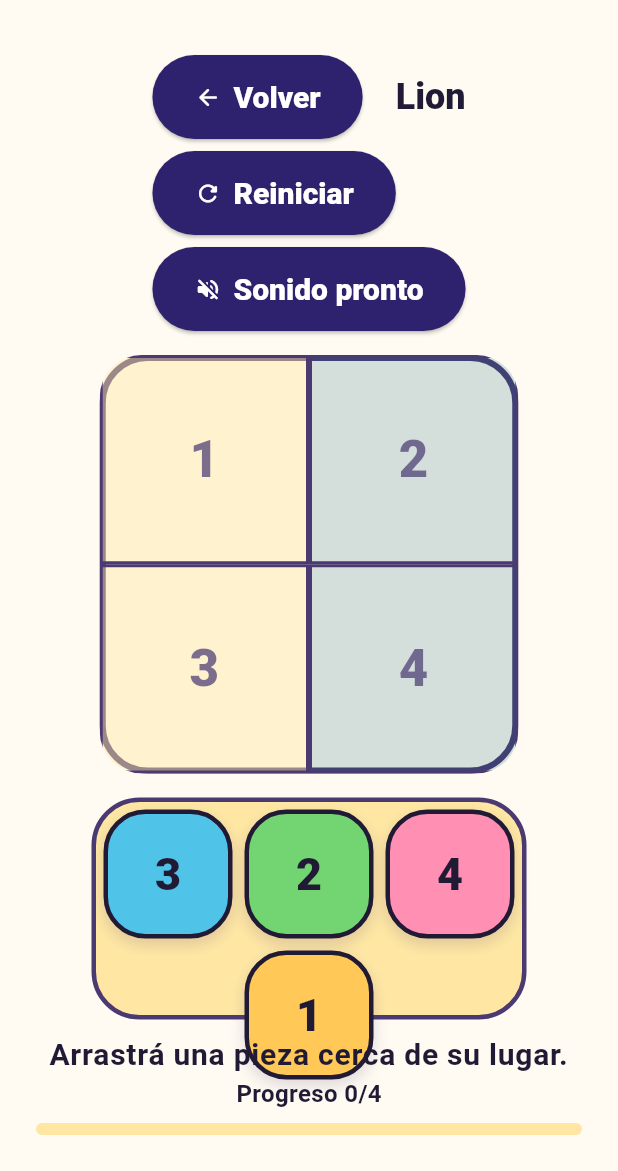
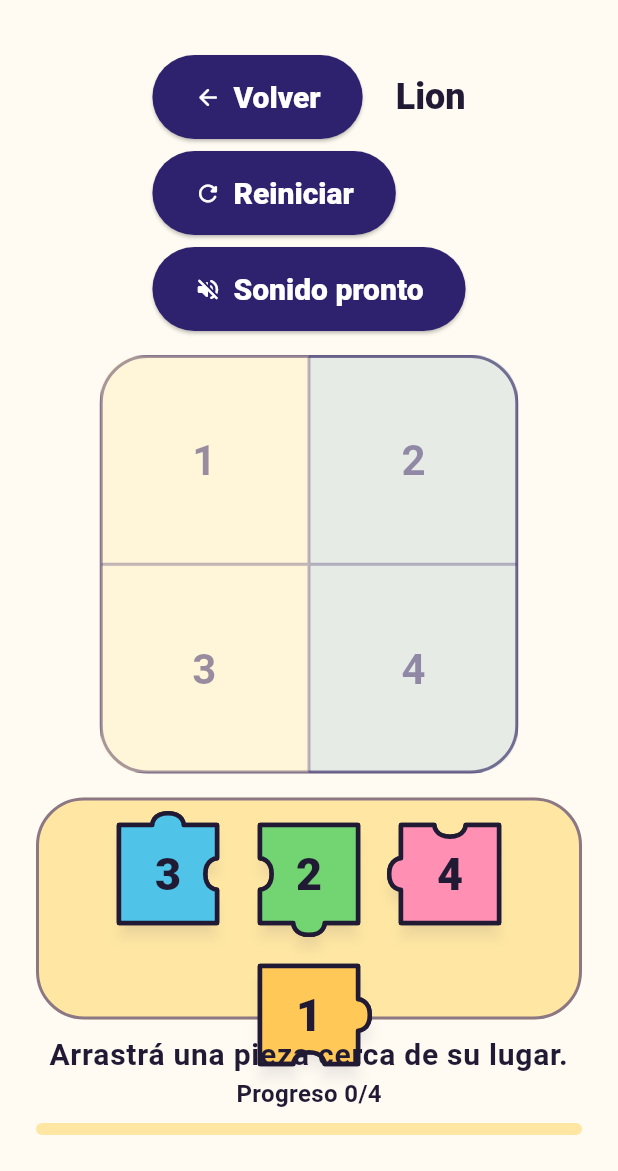
Before and after one commit to jorgehara/game_test, a Flutter app: the PuzzleGameScreen screen opened by its route, after a tap on "Omitir", on a phone screen of 412 x 824 dp, the part 65-1236 px from its top. Run offline on Flutter 3.47's test engine with Material 3 defaults, Android fonts, the phone set to English and light mode, and no system bars; our stand-ins replace shared_preferences; accounts and stored records are empty.

Commit message:
feat: polish puzzle piece visuals

```diff
--- a/lib/models/grid_spec.dart
+++ b/lib/models/grid_spec.dart
@@ -9,7 +9,9 @@ class GridSpec {
   int get pieceCount => rows * columns;
 
   bool get isSupportedForGeneration {
-    return (rows == 2 && columns == 2) || (rows == 3 && columns == 3);
+    return (rows == 1 && columns == 1) ||
+        (rows == 2 && columns == 2) ||
+        (rows == 3 && columns == 3);
   }
 
   static int _validatePositive(int value, String name) {
--- a/lib/models/puzzle_piece.dart
+++ b/lib/models/puzzle_piece.dart
@@ -1,11 +1,63 @@
 import 'grid_position.dart';
 import 'normalized_rect.dart';
+
+enum PuzzlePieceEdge { flat, tab, blank }
+
+extension PuzzlePieceEdgeComplement on PuzzlePieceEdge {
+  PuzzlePieceEdge get complement {
+    return switch (this) {
+      PuzzlePieceEdge.flat => PuzzlePieceEdge.flat,
+      PuzzlePieceEdge.tab => PuzzlePieceEdge.blank,
+      PuzzlePieceEdge.blank => PuzzlePieceEdge.tab,
+    };
+  }
+}
+
+class PuzzlePieceEdges {
+  const PuzzlePieceEdges({
+    required this.top,
+    required this.right,
+    required this.bottom,
+    required this.left,
+  });
+
+  static const allFlat = PuzzlePieceEdges(
+    top: PuzzlePieceEdge.flat,
+    right: PuzzlePieceEdge.flat,
+    bottom: PuzzlePieceEdge.flat,
+    left: PuzzlePieceEdge.flat,
+  );
+
+  final PuzzlePieceEdge top;
+  final PuzzlePieceEdge right;
+  final PuzzlePieceEdge bottom;
+  final PuzzlePieceEdge left;
+
+  @override
+  bool operator ==(Object other) {
+    return identical(this, other) ||
+        other is PuzzlePieceEdges &&
+            other.top == top &&
+            other.right == right &&
+            other.bottom == bottom &&
+            other.left == left;
+  }
+
+  @override
+  int get hashCode => Object.hash(top, right, bottom, left);
+
+  @override
+  String toString() {
+    return 'PuzzlePieceEdges(top: $top, right: $right, bottom: $bottom, left: $left)';
+  }
+}
 
 class PuzzlePiece {
   PuzzlePiece({
     required String id,
     required this.correctPosition,
     GridPosition? currentPosition,
+    this.edges = PuzzlePieceEdges.allFlat,
     required this.crop,
   }) : id = _validateNotEmpty(id, 'id'),
        currentPosition = currentPosition ?? correctPosition {
@@ -21,6 +73,7 @@ class PuzzlePiece {
   final String id;
   final GridPosition correctPosition;
   final GridPosition currentPosition;
+  final PuzzlePieceEdges edges;
   final NormalizedRect crop;
 
   int get correctIndex => correctPosition.index;
@@ -58,14 +111,17 @@ class PuzzlePiece {
             other.id == id &&
             other.correctPosition == correctPosition &&
             other.currentPosition == currentPosition &&
+            other.edges == edges &&
             other.crop == crop;
   }
 
   @override
-  int get hashCode => Object.hash(id, correctPosition, currentPosition, crop);
+  int get hashCode {
+    return Object.hash(id, correctPosition, currentPosition, edges, crop);
+  }
 
   @override
   String toString() {
-    return 'PuzzlePiece(id: $id, correctPosition: $correctPosition, currentPosition: $currentPosition, crop: $crop)';
+    return 'PuzzlePiece(id: $id, correctPosition: $correctPosition, currentPosition: $currentPosition, edges: $edges, crop: $crop)';
   }
 }
--- a/lib/screens/puzzle_game_screen.dart
+++ b/lib/screens/puzzle_game_screen.dart
@@ -96,6 +96,9 @@ class _ReadyGame extends StatefulWidget {
 class _ReadyGameState extends State<_ReadyGame> {
   static const _snapThreshold = 0.10;
   static const _returnDuration = Duration(milliseconds: 300);
+  static const _wideTrayWidth = 280.0;
+  static const _completedTrayHeight = 104.0;
+  static const _narrowTrayHeight = 148.0;
 
   final _stackKey = GlobalKey();
   final _boardKey = GlobalKey();
@@ -167,7 +170,9 @@ class _ReadyGameState extends State<_ReadyGame> {
                     placedPositions: provider.placedPositions,
                     pieceImageSource: pieceImageSource,
                   );
-                  final tray = _PuzzleTray(
+                  final tray = provider.isCompleted
+                      ? const _CompletedPuzzleTray()
+                      : _PuzzleTray(
                           provider: provider,
                           pieceImageSource: pieceImageSource,
                           draggingPieceId: _drag?.piece.id,
@@ -183,19 +188,39 @@ class _ReadyGameState extends State<_ReadyGame> {
                       SizedBox(height: spacing.md),
                       Expanded(
                         child: isWide
-                            ? Row(
-                                crossAxisAlignment: CrossAxisAlignment.stretch,
+                            ? provider.isCompleted
+                                  ? Column(
+                                      children: [
+                                        Expanded(child: board),
+                                        SizedBox(height: spacing.md),
+                                        SizedBox(
+                                          width: double.infinity,
+                                          height: _completedTrayHeight,
+                                          child: tray,
+                                        ),
+                                      ],
+                                    )
+                                  : Row(
+                                      crossAxisAlignment:
+                                          CrossAxisAlignment.stretch,
                                       children: [
                                         Expanded(flex: 3, child: board),
                                         SizedBox(width: spacing.lg),
-                                  SizedBox(width: 280, child: tray),
+                                        SizedBox(
+                                          width: _wideTrayWidth,
+                                          child: tray,
+                                        ),
                                       ],
                                     )
                             : Column(
                                 children: [
                                   Expanded(child: board),
                                   SizedBox(height: spacing.md),
-                                  SizedBox(height: 148, child: tray),
+                                  SizedBox(
+                                    width: double.infinity,
+                                    height: _narrowTrayHeight,
+                                    child: tray,
+                                  ),
                                 ],
                               ),
                       ),
@@ -576,11 +601,15 @@ class _PuzzleTray extends StatelessWidget {
     final spacing = context.pkSpacing;
     return Semantics(
       label: 'Bandeja de piezas',
+      child: SizedBox.expand(
         child: DecoratedBox(
           key: const Key('puzzle-tray'),
           decoration: BoxDecoration(
             color: colors.surfaceAlt,
-          border: Border.all(color: colors.outline, width: 3),
+            border: Border.all(
+              color: colors.outline.withValues(alpha: 0.64),
+              width: 2,
+            ),
             borderRadius: BorderRadius.circular(context.pkRadius.card),
           ),
           child: Padding(
@@ -610,6 +639,44 @@ class _PuzzleTray extends StatelessWidget {
                     },
                   ),
               ],
+            ),
+          ),
+        ),
+      ),
+    );
+  }
+}
+
+class _CompletedPuzzleTray extends StatelessWidget {
+  const _CompletedPuzzleTray();
+
+  @override
+  Widget build(BuildContext context) {
+    final colors = context.pkColors;
+    final spacing = context.pkSpacing;
+
+    return Semantics(
+      label: 'Bandeja completa sin piezas pendientes',
+      child: SizedBox.expand(
+        key: const Key('puzzle-tray-complete'),
+        child: DecoratedBox(
+          decoration: BoxDecoration(
+            color: colors.surfaceAlt.withValues(alpha: 0.72),
+            border: Border.all(
+              color: colors.outline.withValues(alpha: 0.32),
+              width: 2,
+            ),
+            borderRadius: BorderRadius.circular(context.pkRadius.card),
+          ),
+          child: Padding(
+            padding: EdgeInsets.all(spacing.md),
+            child: Center(
+              child: Text(
+                'Todas las piezas están en el tablero',
+                style: Theme.of(context).textTheme.bodyLarge,
+                textAlign: TextAlign.center,
+              ),
+            ),
           ),
         ),
       ),
--- a/lib/services/puzzle_piece_generator.dart
+++ b/lib/services/puzzle_piece_generator.dart
@@ -12,7 +12,7 @@ class PuzzlePieceGenerator {
       throw ArgumentError.value(
         grid,
         'puzzle.grid',
-        'Only 2x2 and 3x3 grids are supported for MVP generation',
+        'Only 1x1, 2x2 and 3x3 grids are supported for MVP generation',
       );
     }
 
@@ -24,6 +24,12 @@ class PuzzlePieceGenerator {
           PuzzlePiece(
             id: '${puzzle.id}_${row}_$column',
             correctPosition: position,
+            edges: _edgesFor(
+              row: row,
+              column: column,
+              rows: grid.rows,
+              columns: grid.columns,
+            ),
             crop: NormalizedRect(
               left: column / grid.columns,
               top: row / grid.rows,
@@ -38,4 +44,36 @@ class PuzzlePieceGenerator {
     PuzzlePiece.validateList(pieces);
     return List.unmodifiable(pieces);
   }
+
+  static PuzzlePieceEdges _edgesFor({
+    required int row,
+    required int column,
+    required int rows,
+    required int columns,
+  }) {
+    if (rows == 1 && columns == 1) {
+      return PuzzlePieceEdges.allFlat;
+    }
+
+    return PuzzlePieceEdges(
+      top: row == 0
+          ? PuzzlePieceEdge.flat
+          : _innerEdge(row - 1, column, 1).complement,
+      right: column == columns - 1
+          ? PuzzlePieceEdge.flat
+          : _innerEdge(row, column, 0),
+      bottom: row == rows - 1
+          ? PuzzlePieceEdge.flat
+          : _innerEdge(row, column, 1),
+      left: column == 0
+          ? PuzzlePieceEdge.flat
+          : _innerEdge(row, column - 1, 0).complement,
+    );
+  }
+
+  static PuzzlePieceEdge _innerEdge(int row, int column, int axis) {
+    return (row + column + axis).isEven
+        ? PuzzlePieceEdge.tab
+        : PuzzlePieceEdge.blank;
+  }
 }
--- a/lib/widgets/puzzle_board.dart
+++ b/lib/widgets/puzzle_board.dart
@@ -5,6 +5,13 @@ import '../models/puzzle.dart';
 import '../models/puzzle_piece.dart';
 import '../theme/pk_tokens.dart';
 import 'puzzle_piece_tile.dart';
+
+abstract final class PuzzleBoardSurfaceTokens {
+  static const boardBorderWidth = 2.0;
+  static const slotDividerWidth = 1.0;
+  static const placedPieceInset = 4.0;
+  static const slotNumberFontSize = 28.0;
+}
 
 class PuzzleBoard extends StatelessWidget {
   const PuzzleBoard({
@@ -54,13 +61,19 @@ class PuzzleBoard extends StatelessWidget {
               child: SizedBox.expand(
                 key: const Key('puzzle-board'),
                 child: DecoratedBox(
+                  key: const Key('puzzle-board-surface'),
                   decoration: BoxDecoration(
                     color: colors.surface,
-                    border: Border.all(color: colors.outline, width: 4),
+                    border: Border.all(
+                      color: colors.outline.withValues(alpha: 0.72),
+                      width: PuzzleBoardSurfaceTokens.boardBorderWidth,
+                    ),
                     borderRadius: BorderRadius.circular(radius.board),
                   ),
                   child: ClipRRect(
-                    borderRadius: BorderRadius.circular(radius.board - 4),
+                    borderRadius: BorderRadius.circular(
+                      radius.board - PuzzleBoardSurfaceTokens.boardBorderWidth,
+                    ),
                     child: Stack(
                       children: [
                         for (var row = 0; row < grid.rows; row += 1)
@@ -83,10 +96,17 @@ class PuzzleBoard extends StatelessWidget {
                             Positioned(
                               key: Key('puzzle-placed-piece-${piece.id}'),
                               left:
-                                  piece.correctPosition.column * cellWidth + 6,
-                              top: piece.correctPosition.row * cellHeight + 6,
-                              width: cellWidth - 12,
-                              height: cellHeight - 12,
+                                  piece.correctPosition.column * cellWidth +
+                                  PuzzleBoardSurfaceTokens.placedPieceInset,
+                              top:
+                                  piece.correctPosition.row * cellHeight +
+                                  PuzzleBoardSurfaceTokens.placedPieceInset,
+                              width:
+                                  cellWidth -
+                                  PuzzleBoardSurfaceTokens.placedPieceInset * 2,
+                              height:
+                                  cellHeight -
+                                  PuzzleBoardSurfaceTokens.placedPieceInset * 2,
                               child: PuzzlePieceTile(
                                 piece: piece,
                                 totalPieces: pieces.length,
@@ -135,22 +155,26 @@ class _Slot extends StatelessWidget {
       width: width,
       height: height,
       child: Semantics(
+        container: true,
         label: 'Espacio ${index + 1}',
         child: Container(
           key: Key('puzzle-slot-$index'),
           alignment: Alignment.center,
           decoration: BoxDecoration(
             color: index.isEven
-                ? colors.surfaceAlt.withValues(alpha: 0.45)
-                : colors.secondary.withValues(alpha: 0.18),
-            border: Border.all(color: colors.outline, width: 2),
+                ? colors.surfaceAlt.withValues(alpha: 0.32)
+                : colors.secondary.withValues(alpha: 0.10),
+            border: Border.all(
+              color: colors.outline.withValues(alpha: 0.36),
+              width: PuzzleBoardSurfaceTokens.slotDividerWidth,
+            ),
           ),
           child: Text(
             '${index + 1}',
             style: TextStyle(
-              color: colors.outline.withValues(alpha: 0.72),
-              fontSize: 34,
-              fontWeight: FontWeight.w900,
+              color: colors.outline.withValues(alpha: 0.56),
+              fontSize: PuzzleBoardSurfaceTokens.slotNumberFontSize,
+              fontWeight: FontWeight.w700,
             ),
           ),
         ),
--- /dev/null
+++ b/lib/widgets/puzzle_piece_shape.dart
@@ -0,0 +1,216 @@
+import 'package:flutter/material.dart';
+
+import '../models/puzzle_piece.dart';
+
+@immutable
+class PuzzlePieceShape {
+  const PuzzlePieceShape(this.edges);
+
+  final PuzzlePieceEdges edges;
+
+  static const _cornerRadiusFactor = 0.10;
+  static const _safeInsetFactor = 0.12;
+  static const _tabStart = 0.34;
+  static const _tabEnd = 0.66;
+  static const _tabMid = 0.50;
+
+  Path pathFor(Size size) {
+    final rect = Offset.zero & size;
+    if (rect.isEmpty) return Path();
+
+    if (edges == PuzzlePieceEdges.allFlat) {
+      final radius = Radius.circular(size.shortestSide * _cornerRadiusFactor);
+      return Path()..addRRect(RRect.fromRectAndRadius(rect, radius));
+    }
+
+    final inset = size.shortestSide * _safeInsetFactor;
+    final left = inset;
+    final top = inset;
+    final right = size.width - inset;
+    final bottom = size.height - inset;
+
+    return Path()
+      ..moveTo(left, top)
+      .._addHorizontalEdge(
+        start: Offset(left, top),
+        end: Offset(right, top),
+        edge: edges.top,
+        outward: -1,
+        minOutward: 0,
+        maxInward: bottom,
+      )
+      .._addVerticalEdge(
+        start: Offset(right, top),
+        end: Offset(right, bottom),
+        edge: edges.right,
+        outward: 1,
+        minOutward: size.width,
+        maxInward: left,
+      )
+      .._addHorizontalEdge(
+        start: Offset(right, bottom),
+        end: Offset(left, bottom),
+        edge: edges.bottom,
+        outward: 1,
+        minOutward: size.height,
+        maxInward: top,
+      )
+      .._addVerticalEdge(
+        start: Offset(left, bottom),
+        end: Offset(left, top),
+        edge: edges.left,
+        outward: -1,
+        minOutward: 0,
+        maxInward: right,
+      )
+      ..close();
+  }
+}
+
+class PuzzlePieceShapeClipper extends CustomClipper<Path> {
+  const PuzzlePieceShapeClipper({required this.edges});
+
+  final PuzzlePieceEdges edges;
+
+  @override
+  Path getClip(Size size) => PuzzlePieceShape(edges).pathFor(size);
+
+  @override
+  bool shouldReclip(PuzzlePieceShapeClipper oldClipper) {
+    return oldClipper.edges != edges;
+  }
+}
+
+class PuzzlePieceShapePainter extends CustomPainter {
+  const PuzzlePieceShapePainter({
+    required this.edges,
+    required this.fillColor,
+    required this.borderColor,
+    this.borderWidth = 2,
+    this.shadowColor = Colors.transparent,
+    this.shadowBlurRadius = 0,
+    this.shadowOffset = Offset.zero,
+    this.paintFill = true,
+    this.paintBorder = true,
+  });
+
+  final PuzzlePieceEdges edges;
+  final Color fillColor;
+  final Color borderColor;
+  final double borderWidth;
+  final Color shadowColor;
+  final double shadowBlurRadius;
+  final Offset shadowOffset;
+  final bool paintFill;
+  final bool paintBorder;
+
+  @override
+  void paint(Canvas canvas, Size size) {
+    final path = PuzzlePieceShape(edges).pathFor(size);
+    if (path.getBounds().isEmpty) return;
+
+    if (shadowColor.a > 0 && shadowBlurRadius > 0) {
+      canvas.drawShadow(
+        path.shift(shadowOffset),
+        shadowColor,
+        shadowBlurRadius,
+        true,
+      );
+    }
+
+    if (paintFill) {
+      canvas.drawPath(path, Paint()..color = fillColor);
+    }
+
+    if (paintBorder && borderWidth > 0) {
+      canvas.drawPath(
+        path,
+        Paint()
+          ..color = borderColor
+          ..style = PaintingStyle.stroke
+          ..strokeWidth = borderWidth
+          ..strokeJoin = StrokeJoin.round
+          ..strokeCap = StrokeCap.round,
+      );
+    }
+  }
+
+  @override
+  bool shouldRepaint(PuzzlePieceShapePainter oldDelegate) {
+    return oldDelegate.edges != edges ||
+        oldDelegate.fillColor != fillColor ||
+        oldDelegate.borderColor != borderColor ||
+        oldDelegate.borderWidth != borderWidth ||
+        oldDelegate.shadowColor != shadowColor ||
+        oldDelegate.shadowBlurRadius != shadowBlurRadius ||
+        oldDelegate.shadowOffset != shadowOffset ||
+        oldDelegate.paintFill != paintFill ||
+        oldDelegate.paintBorder != paintBorder;
+  }
+}
+
+extension on Path {
+  void _addHorizontalEdge({
+    required Offset start,
+    required Offset end,
+    required PuzzlePieceEdge edge,
+    required double outward,
+    required double minOutward,
+    required double maxInward,
+  }) {
+    final length = end.dx - start.dx;
+    final y = start.dy;
+    if (edge == PuzzlePieceEdge.flat) {
+      lineTo(end.dx, end.dy);
+      return;
+    }
+
+    final depth = length.abs() * PuzzlePieceShape._safeInsetFactor;
+    final x1 = start.dx + length * PuzzlePieceShape._tabStart;
+    final xm = start.dx + length * PuzzlePieceShape._tabMid;
+    final x2 = start.dx + length * PuzzlePieceShape._tabEnd;
+    final targetY = edge == PuzzlePieceEdge.tab
+        ? _clampAxis(y + depth * outward, minOutward, maxInward)
+        : _clampAxis(y - depth * outward, minOutward, maxInward);
+
+    lineTo(x1, y);
+    cubicTo(x1, y, x1, targetY, xm, targetY);
+    cubicTo(x2, targetY, x2, y, x2, y);
+    lineTo(end.dx, end.dy);
+  }
+
+  void _addVerticalEdge({
+    required Offset start,
+    required Offset end,
+    required PuzzlePieceEdge edge,
+    required double outward,
+    required double minOutward,
+    required double maxInward,
+  }) {
+    final length = end.dy - start.dy;
+    final x = start.dx;
+    if (edge == PuzzlePieceEdge.flat) {
+      lineTo(end.dx, end.dy);
+      return;
+    }
+
+    final depth = length.abs() * PuzzlePieceShape._safeInsetFactor;
+    final y1 = start.dy + length * PuzzlePieceShape._tabStart;
+    final ym = start.dy + length * PuzzlePieceShape._tabMid;
+    final y2 = start.dy + length * PuzzlePieceShape._tabEnd;
+    final targetX = edge == PuzzlePieceEdge.tab
+        ? _clampAxis(x + depth * outward, minOutward, maxInward)
+        : _clampAxis(x - depth * outward, minOutward, maxInward);
+
+    lineTo(x, y1);
+    cubicTo(x, y1, targetX, y1, targetX, ym);
+    cubicTo(targetX, y2, x, y2, x, y2);
+    lineTo(end.dx, end.dy);
+  }
+
+  double _clampAxis(double value, double a, double b) {
+    final min = a < b ? a : b;
+    final max = a < b ? b : a;
+    return value.clamp(min, max).toDouble();
+  }
+}
--- a/lib/widgets/puzzle_piece_tile.dart
+++ b/lib/widgets/puzzle_piece_tile.dart
@@ -2,6 +2,7 @@ import 'package:flutter/material.dart';
 
 import '../models/puzzle_piece.dart';
 import '../theme/pk_tokens.dart';
+import 'puzzle_piece_shape.dart';
 
 class PuzzlePieceImageSource {
   const PuzzlePieceImageSource({
@@ -46,43 +47,56 @@ class PuzzlePieceTile extends StatelessWidget {
   Widget build(BuildContext context) {
     final number = piece.correctIndex + 1;
     final colors = context.pkColors;
-    final radius = BorderRadius.circular(context.pkRadius.button);
     final fallback = _NumberedPieceFallback(number: number);
     final source = imageSource;
     final showImage = source != null && source.canRender && _supportsImageCrop;
+    final fillColor =
+        colors.piecePalette[piece.correctIndex % colors.piecePalette.length];
+    final borderColor = colors.onSurface;
 
     return Semantics(
       container: true,
       excludeSemantics: true,
       label: 'Pieza $number de $totalPieces',
-      child: Container(
+      child: SizedBox(
         width: expand ? double.infinity : 86,
         height: expand ? double.infinity : 86,
-        alignment: Alignment.center,
-        decoration: BoxDecoration(
-          color: colors
-              .piecePalette[piece.correctIndex % colors.piecePalette.length],
-          border: Border.all(color: colors.onSurface, width: 3),
-          borderRadius: radius,
-          boxShadow: [
-            BoxShadow(
-              color: colors.outline.withValues(alpha: 0.18),
-              blurRadius: 8,
-              offset: const Offset(0, 4),
+        child: CustomPaint(
+          key: Key('puzzle-piece-shape-${piece.id}'),
+          painter: PuzzlePieceShapePainter(
+            edges: piece.edges,
+            fillColor: fillColor,
+            borderColor: borderColor,
+            borderWidth: 3,
+            shadowColor: colors.outline.withValues(alpha: 0.18),
+            shadowBlurRadius: 4,
+            shadowOffset: const Offset(0, 2),
           ),
-          ],
+          foregroundPainter: PuzzlePieceShapePainter(
+            edges: piece.edges,
+            fillColor: fillColor,
+            borderColor: borderColor,
+            borderWidth: 3,
+            paintFill: false,
           ),
+          child: ClipPath(
+            clipper: PuzzlePieceShapeClipper(edges: piece.edges),
+            child: ColoredBox(
+              color: fillColor,
+              child: Padding(
+                padding: const EdgeInsets.all(3),
                 child: showImage
-            ? ClipRRect(
-                borderRadius: radius,
-                child: _PuzzlePieceImageCrop(
+                    ? _PuzzlePieceImageCrop(
                         key: Key('puzzle-piece-image-${piece.id}'),
                         piece: piece,
                         imageSource: source,
                         loadingFallback: fallback,
+                      )
+                    : Center(child: fallback),
               ),
-              )
-            : fallback,
+            ),
+          ),
+        ),
       ),
     );
   }
```
Also changed, not shown: 8 other files. Lines whose indentation alone changed are shown as unchanged.
